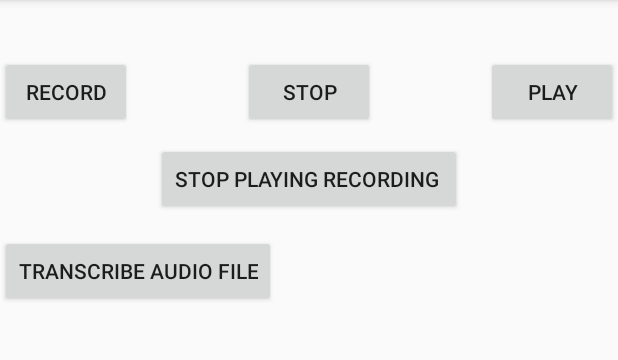
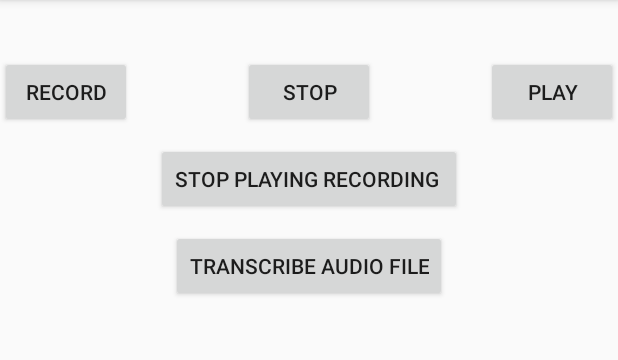
Before and after one commit to hemoglobinz/Translation_App, an Android app: the screen it shows after launch (MainActivity), on a phone screen of 412 x 824 dp, the part 84-444 px from its top. Run offline under Robolectric (Android 15) with nearby library versions, the phone set to English and light mode, and no system bars.

Commit message:
centered transcribe audio button

```diff
--- a/app/src/main/res/layout/activity_main.xml
+++ b/app/src/main/res/layout/activity_main.xml
@@ -45,9 +45,9 @@
         android:id="@+id/button5"
         android:layout_width="wrap_content"
         android:layout_height="wrap_content"
-        android:layout_alignParentStart="true"
         android:layout_below="@+id/button4"
-        android:layout_marginTop="13dp"
+        android:layout_centerHorizontal="true"
+        android:layout_marginTop="10dp"
         android:onClick="transcribeFile"
         android:text="Transcribe audio file" />
 
```
